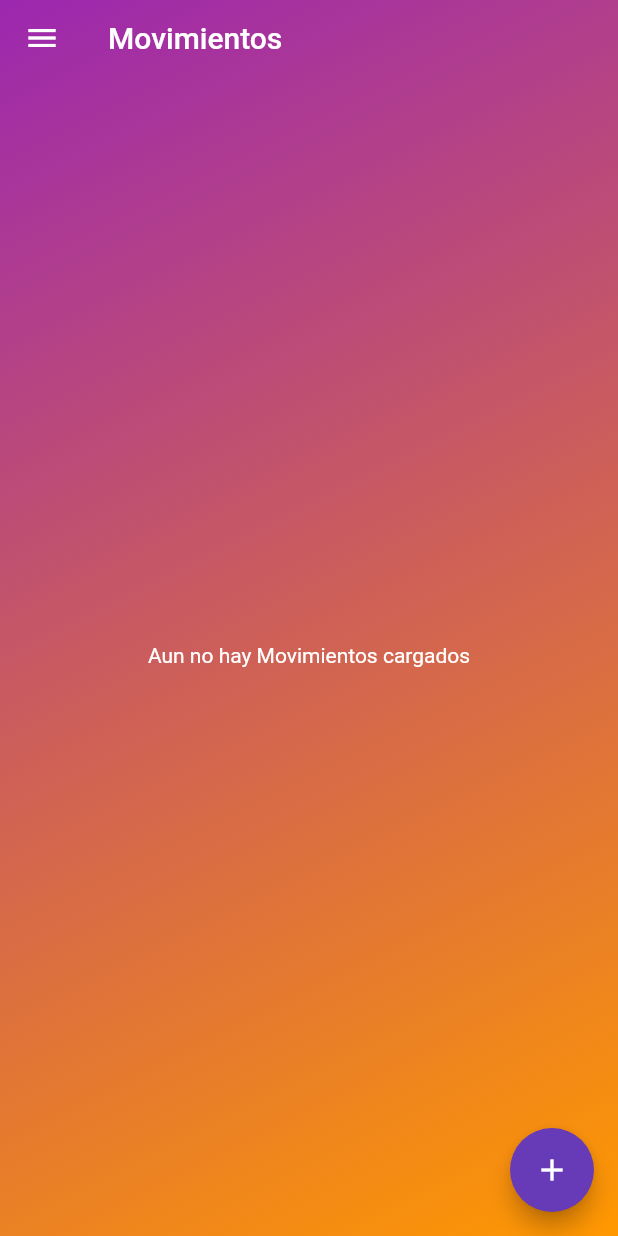
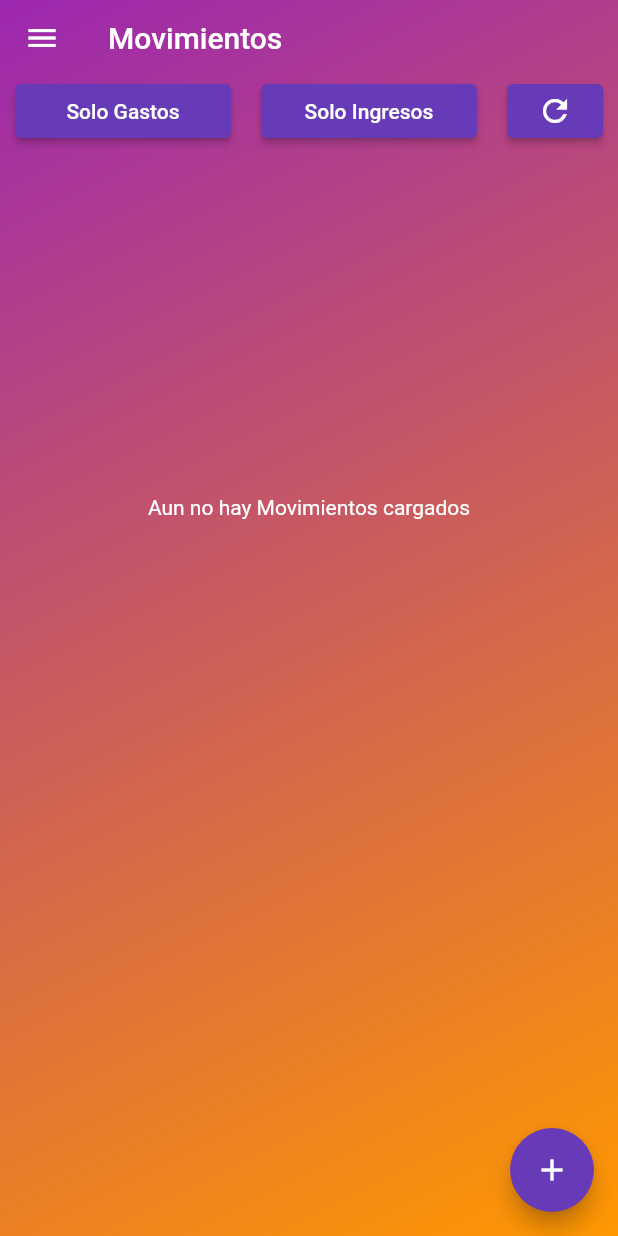
Before and after one commit to Coihue555/fl_control_gastos, a Flutter app: the screen it shows after launch, on a phone screen of 412 x 824 dp. Run offline on Flutter 3.47's test engine with Material 2 defaults, Android fonts, the phone set to English and light mode, and no system bars; our stand-ins replace bloc, flutter_bloc, sqflite; accounts and stored records are empty.

Commit message:
al parecer no hay duplicado de pantallas

```diff
--- a/lib/bloc/movimientos/movimientos_bloc.dart
+++ b/lib/bloc/movimientos/movimientos_bloc.dart
@@ -62,6 +62,7 @@ class MovimientosBloc extends Bloc<MovimientosEvent, MovimientosState> {
       movimiento: MovimientosModel(categoria: '', cuenta: '', fecha: ''),
     ));
     final List<MovimientosModel> lst = await DBProvider.db.isGasto(event.tipo);
+
     emit(state.copyWith(
       lista: lst,
       accion: 'SoloGastos',
--- a/lib/db/db.dart
+++ b/lib/db/db.dart
@@ -159,7 +159,7 @@ class DBProvider {
       ON C.nombreCategoria = T.categoria AND C.esGasto = $tipo
     ''');
 
-    return res.isNotEmpty ? res.map((s) => MovimientosModel.fromJson(s)).toList() : [];
+    return res.isNotEmpty ? res.map((s) => MovimientosModel.fromJson(s)).toList() : <MovimientosModel> [];
   }
 
 
--- a/lib/widgets/MovimientosBodyWidget.dart
+++ b/lib/widgets/MovimientosBodyWidget.dart
@@ -39,10 +39,7 @@ class MovBodyWidget extends StatelessWidget {
         }
       },
       builder: (context, state) {
-        if (state.lista.isNotEmpty) {
-          return Container(
-
-            child: Column(
+        return Column(
             children: [
               Row(
                 crossAxisAlignment: CrossAxisAlignment.center,
@@ -52,16 +49,14 @@ class MovBodyWidget extends StatelessWidget {
                   BtnRefreshMovWidget()
                 ],
               ),
-
-                Expanded(child: Listado(lista: state.lista)),
+              (state.lista.isNotEmpty)
+              ? Expanded(child: Listado(lista: state.lista))
+              : const Center(
+                heightFactor: 30,
+                  child: Text('Aun no hay Movimientos cargados'),
+                )
             ],
-            ),
           );
-        } else {
-          return const Center(
-            child: Text('Aun no hay Movimientos cargados'),
-          );
-        }
       },
     );
   }
```
Lines whose indentation alone changed are shown as unchanged.
